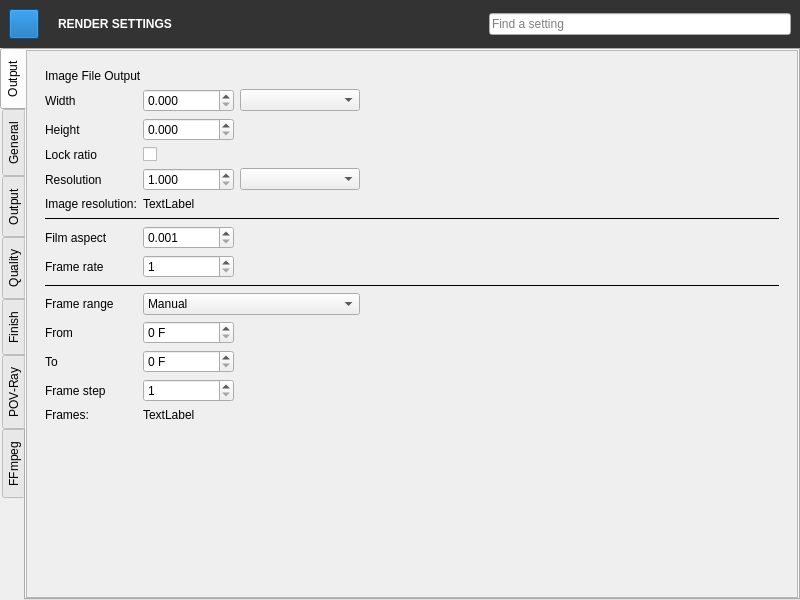
This is QChromosome/rendersettings.ui in Michalaq/ChromosomeVisualizer as Qt 5 draws it before an edit. The edited form follows.
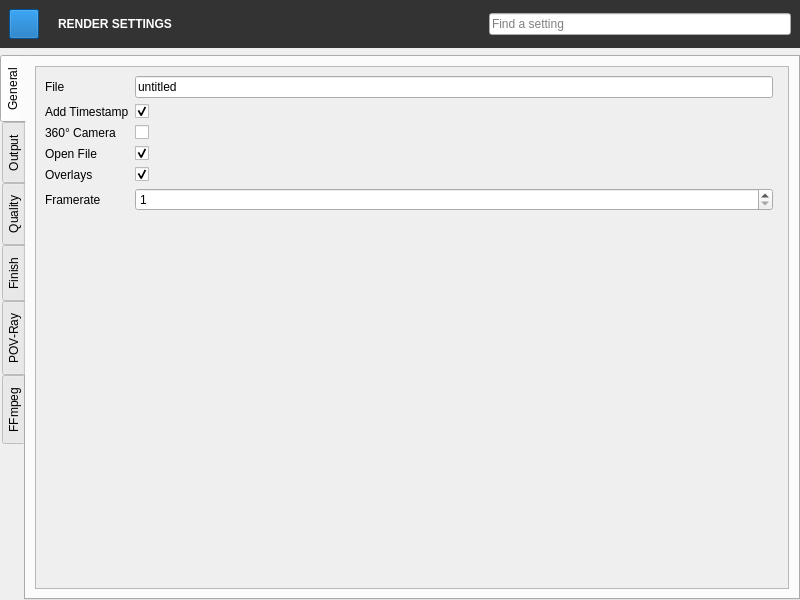
This is the edited form. Icons and pictures are not drawn. Custom widgets are drawn as their Qt base class.

What changed in the file:
```diff
--- a/QChromosome/rendersettings.ui
+++ b/QChromosome/rendersettings.ui
@@ -392,388 +392,14 @@
       </layout>
      </widget>
     </item>
+    <item>
+     <widget class="QStackedWidget" name="stackedWidget"/>
+    </item>
     <item>
      <widget class="QTabWidget" name="TabWidget">
       <property name="tabPosition">
        <enum>QTabWidget::West</enum>
       </property>
-      <widget class="QScrollArea" name="tab_3">
-       <property name="widgetResizable">
-        <bool>true</bool>
-       </property>
-       <attribute name="title">
-        <string>Output</string>
-       </attribute>
-       <widget class="QWidget" name="scrollAreaWidgetContents_5">
-        <property name="geometry">
-         <rect>
-          <x>0</x>
-          <y>0</y>
-          <width>620</width>
-          <height>552</height>
-         </rect>
-        </property>
-        <layout class="QGridLayout" name="gridLayout_7">
-         <property name="leftMargin">
-          <number>18</number>
-         </property>
-         <property name="topMargin">
-          <number>18</number>
-         </property>
-         <property name="rightMargin">
-          <number>18</number>
-         </property>
-         <property name="bottomMargin">
-          <number>18</number>
-         </property>
-         <item row="13" column="0">
-          <widget class="Label" name="label_46">
-           <property name="text">
-            <string>Frame step</string>
-           </property>
-           <property name="class" stdset="0">
-            <string>item</string>
-           </property>
-          </widget>
-         </item>
-         <item row="2" column="1">
-          <widget class="DoubleSpinBox" name="doubleSpinBox_5">
-           <property name="decimals">
-            <number>3</number>
-           </property>
-          </widget>
-         </item>
-         <item row="7" column="1">
-          <widget class="DoubleSpinBox" name="doubleSpinBox_7">
-           <property name="decimals">
-            <number>3</number>
-           </property>
-           <property name="minimum">
-            <double>0.001000000000000</double>
-           </property>
-           <property name="maximum">
-            <double>1000.000000000000000</double>
-           </property>
-          </widget>
-         </item>
-         <item row="15" column="0">
-          <spacer name="verticalSpacer_7">
-           <property name="orientation">
-            <enum>Qt::Vertical</enum>
-           </property>
-           <property name="sizeHint" stdset="0">
-            <size>
-             <width>90</width>
-             <height>343</height>
-            </size>
-           </property>
-          </spacer>
-         </item>
-         <item row="10" column="0">
-          <widget class="Label" name="label_43">
-           <property name="text">
-            <string>Frame range</string>
-           </property>
-           <property name="class" stdset="0">
-            <string>item</string>
-           </property>
-          </widget>
-         </item>
-         <item row="1" column="1">
-          <widget class="DoubleSpinBox" name="doubleSpinBox_4">
-           <property name="decimals">
-            <number>3</number>
-           </property>
-          </widget>
-         </item>
-         <item row="1" column="2">
-          <widget class="ComboBox" name="comboBox_3">
-           <property name="currentIndex">
-            <number>-1</number>
-           </property>
-           <item>
-            <property name="text">
-             <string>Pixels</string>
-            </property>
-           </item>
-           <item>
-            <property name="text">
-             <string>cm</string>
-            </property>
-           </item>
-           <item>
-            <property name="text">
-             <string>mm</string>
-            </property>
-           </item>
-           <item>
-            <property name="text">
-             <string>Inches</string>
-            </property>
-           </item>
-           <item>
-            <property name="text">
-             <string>Points</string>
-            </property>
-           </item>
-           <item>
-            <property name="text">
-             <string>Picas</string>
-            </property>
-           </item>
-          </widget>
-         </item>
-         <item row="2" column="0">
-          <widget class="Label" name="label_36">
-           <property name="text">
-            <string>Height</string>
-           </property>
-           <property name="class" stdset="0">
-            <string>item</string>
-           </property>
-          </widget>
-         </item>
-         <item row="4" column="1">
-          <widget class="DoubleSpinBox" name="doubleSpinBox_6">
-           <property name="decimals">
-            <number>3</number>
-           </property>
-           <property name="minimum">
-            <double>1.000000000000000</double>
-           </property>
-           <property name="maximum">
-            <double>100000.000000000000000</double>
-           </property>
-          </widget>
-         </item>
-         <item row="3" column="1">
-          <widget class="QCheckBox" name="checkBox_5"/>
-         </item>
-         <item row="3" column="0">
-          <widget class="Label" name="label_37">
-           <property name="text">
-            <string>Lock ratio</string>
-           </property>
-           <property name="class" stdset="0">
-            <string>item</string>
-           </property>
-          </widget>
-         </item>
-         <item row="4" column="0">
-          <widget class="Label" name="label_38">
-           <property name="text">
-            <string>Resolution</string>
-           </property>
-           <property name="class" stdset="0">
-            <string>item</string>
-           </property>
-          </widget>
-         </item>
-         <item row="4" column="2">
-          <widget class="ComboBox" name="comboBox_4">
-           <property name="currentIndex">
-            <number>-1</number>
-           </property>
-           <item>
-            <property name="text">
-             <string>Pixels/cm</string>
-            </property>
-           </item>
-           <item>
-            <property name="text">
-             <string>Pixels/Inch (DPI)</string>
-            </property>
-           </item>
-          </widget>
-         </item>
-         <item row="5" column="0">
-          <widget class="QLabel" name="label_39">
-           <property name="text">
-            <string>Image resolution:</string>
-           </property>
-           <property name="class" stdset="0">
-            <string>item</string>
-           </property>
-          </widget>
-         </item>
-         <item row="1" column="0">
-          <widget class="Label" name="label_35">
-           <property name="text">
-            <string>Width</string>
-           </property>
-           <property name="class" stdset="0">
-            <string>item</string>
-           </property>
-          </widget>
-         </item>
-         <item row="5" column="1" colspan="2">
-          <widget class="QLabel" name="label_40">
-           <property name="text">
-            <string>TextLabel</string>
-           </property>
-          </widget>
-         </item>
-         <item row="0" column="0" colspan="3">
-          <widget class="QLabel" name="label_34">
-           <property name="text">
-            <string>Image File Output</string>
-           </property>
-           <property name="class" stdset="0">
-            <string>section</string>
-           </property>
-          </widget>
-         </item>
-         <item row="0" column="3">
-          <spacer name="horizontalSpacer_2">
-           <property name="orientation">
-            <enum>Qt::Horizontal</enum>
-           </property>
-           <property name="sizeHint" stdset="0">
-            <size>
-             <width>0</width>
-             <height>0</height>
-            </size>
-           </property>
-          </spacer>
-         </item>
-         <item row="12" column="0">
-          <widget class="Label" name="label_45">
-           <property name="text">
-            <string>To</string>
-           </property>
-           <property name="class" stdset="0">
-            <string>item</string>
-           </property>
-          </widget>
-         </item>
-         <item row="7" column="0">
-          <widget class="Label" name="label_41">
-           <property name="text">
-            <string>Film aspect</string>
-           </property>
-           <property name="class" stdset="0">
-            <string>item</string>
-           </property>
-          </widget>
-         </item>
-         <item row="10" column="1" colspan="2">
-          <widget class="ComboBox" name="comboBox_5">
-           <item>
-            <property name="text">
-             <string>Manual</string>
-            </property>
-           </item>
-           <item>
-            <property name="text">
-             <string>Current frame</string>
-            </property>
-           </item>
-           <item>
-            <property name="text">
-             <string>All frames</string>
-            </property>
-           </item>
-           <item>
-            <property name="text">
-             <string>Preview range</string>
-            </property>
-           </item>
-          </widget>
-         </item>
-         <item row="11" column="0">
-          <widget class="Label" name="label_44">
-           <property name="text">
-            <string>From</string>
-           </property>
-           <property name="class" stdset="0">
-            <string>item</string>
-           </property>
-          </widget>
-         </item>
-         <item row="8" column="0">
-          <widget class="Label" name="label_42">
-           <property name="text">
-            <string>Frame rate</string>
-           </property>
-           <property name="class" stdset="0">
-            <string>item</string>
-           </property>
-          </widget>
-         </item>
-         <item row="11" column="1">
-          <widget class="SpinBox" name="spinBox_3">
-           <property name="suffix">
-            <string> F</string>
-           </property>
-          </widget>
-         </item>
-         <item row="12" column="1">
-          <widget class="SpinBox" name="spinBox_4">
-           <property name="suffix">
-            <string> F</string>
-           </property>
-          </widget>
-         </item>
-         <item row="8" column="1">
-          <widget class="SpinBox" name="spinBox_2">
-           <property name="minimum">
-            <number>1</number>
-           </property>
-           <property name="maximum">
-            <number>500</number>
-           </property>
-          </widget>
-         </item>
-         <item row="9" column="0" colspan="4">
-          <widget class="Line" name="line_2">
-           <property name="frameShadow">
-            <enum>QFrame::Plain</enum>
-           </property>
-           <property name="orientation">
-            <enum>Qt::Horizontal</enum>
-           </property>
-          </widget>
-         </item>
-         <item row="13" column="1">
-          <widget class="SpinBox" name="spinBox_5">
-           <property name="minimum">
-            <number>1</number>
-           </property>
-           <property name="maximum">
-            <number>1000000</number>
-           </property>
-          </widget>
-         </item>
-         <item row="6" column="0" colspan="4">
-          <widget class="Line" name="line">
-           <property name="frameShadow">
-            <enum>QFrame::Plain</enum>
-           </property>
-           <property name="orientation">
-            <enum>Qt::Horizontal</enum>
-           </property>
-          </widget>
-         </item>
-         <item row="14" column="0">
-          <widget class="QLabel" name="label_47">
-           <property name="text">
-            <string>Frames:</string>
-           </property>
-           <property name="class" stdset="0">
-            <string>item</string>
-           </property>
-          </widget>
-         </item>
-         <item row="14" column="1">
-          <widget class="QLabel" name="label_48">
-           <property name="text">
-            <string>TextLabel</string>
-           </property>
-          </widget>
-         </item>
-        </layout>
-       </widget>
-      </widget>
       <widget class="QWidget" name="tabSave">
        <attribute name="title">
         <string>General</string>
@@ -1728,31 +1354,11 @@
    <extends>QPushButton</extends>
    <header>mediacontrol.h</header>
   </customwidget>
-  <customwidget>
-   <class>Label</class>
-   <extends>QLabel</extends>
-   <header>label.h</header>
-  </customwidget>
-  <customwidget>
-   <class>ComboBox</class>
-   <extends>QComboBox</extends>
-   <header>combobox.h</header>
-  </customwidget>
-  <customwidget>
-   <class>DoubleSpinBox</class>
-   <extends>QDoubleSpinBox</extends>
-   <header>doublespinbox.h</header>
-  </customwidget>
   <customwidget>
    <class>FileEdit</class>
    <extends>QLineEdit</extends>
    <header>fileedit.h</header>
   </customwidget>
-  <customwidget>
-   <class>SpinBox</class>
-   <extends>QSpinBox</extends>
-   <header>spinbox.h</header>
-  </customwidget>
  </customwidgets>
  <resources>
   <include location="icons.qrc"/>
```
